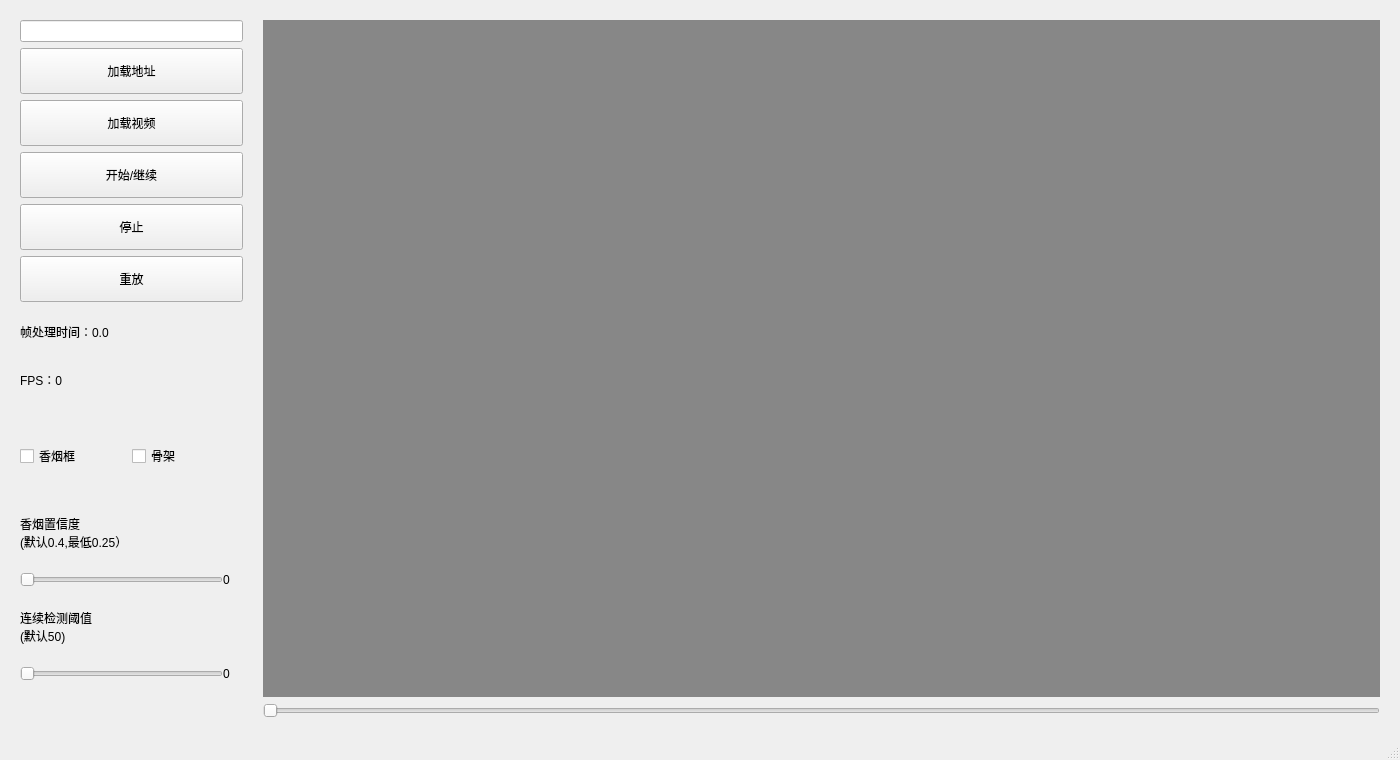
Qt form un.ui (Leviathanlzx/cgr_detection) before a commit.
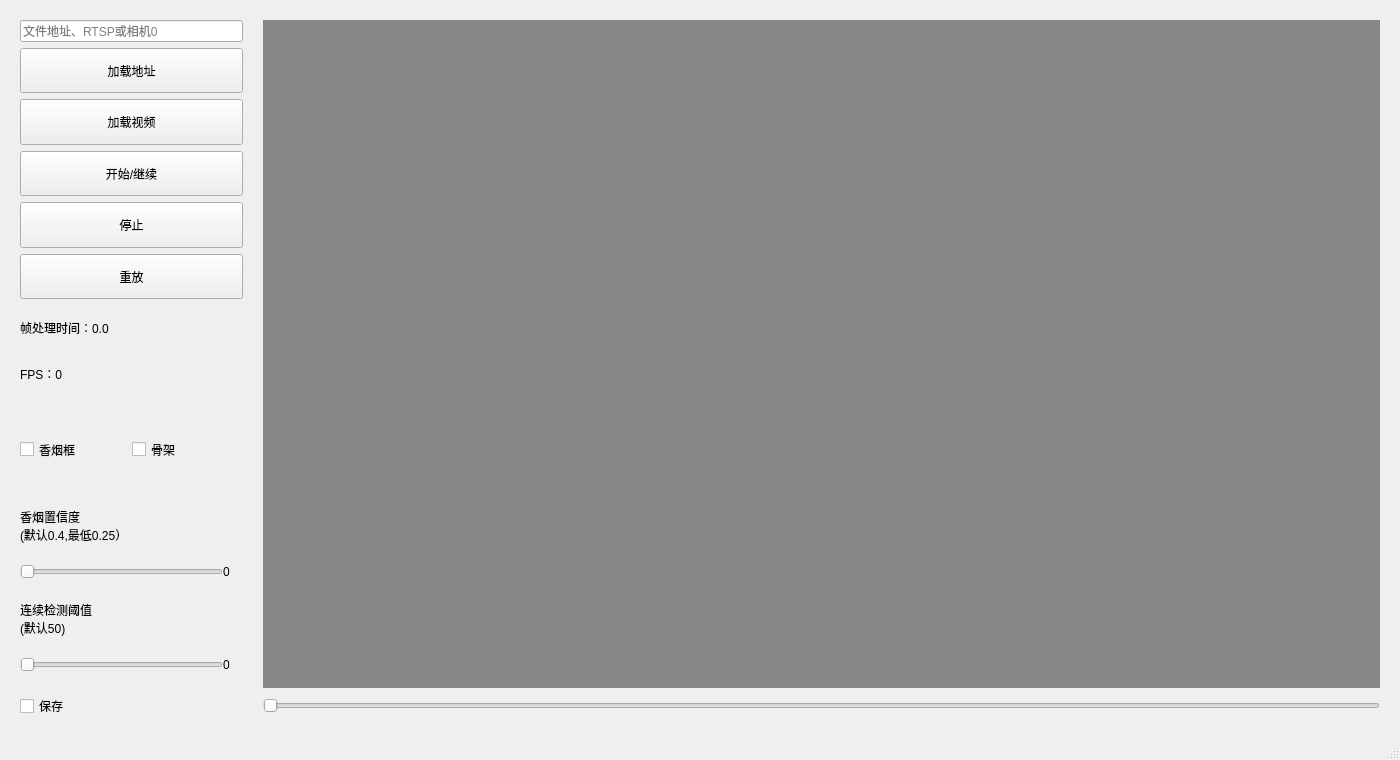
The same form after that commit.

```diff
--- a/un.ui
+++ b/un.ui
@@ -155,7 +155,17 @@
        <enum>QLayout::SetDefaultConstraint</enum>
       </property>
       <item>
-       <widget class="QLineEdit" name="caminput"/>
+       <widget class="QLineEdit" name="caminput">
+        <property name="inputMask">
+         <string/>
+        </property>
+        <property name="text">
+         <string/>
+        </property>
+        <property name="placeholderText">
+         <string>文件地址、RTSP或相机0</string>
+        </property>
+       </widget>
       </item>
       <item>
        <widget class="QPushButton" name="loadcam">
@@ -362,6 +372,24 @@
       </property>
      </widget>
     </item>
+    <item row="4" column="0">
+     <layout class="QHBoxLayout" name="horizontalLayout_2">
+      <item>
+       <widget class="QCheckBox" name="savevideo">
+        <property name="text">
+         <string>保存</string>
+        </property>
+       </widget>
+      </item>
+      <item>
+       <widget class="QLabel" name="saveinfo">
+        <property name="text">
+         <string/>
+        </property>
+       </widget>
+      </item>
+     </layout>
+    </item>
    </layout>
   </widget>
   <widget class="QMenuBar" name="menubar">
```
Left out of the diff: 2 changed lines with no effect on the pictures.
